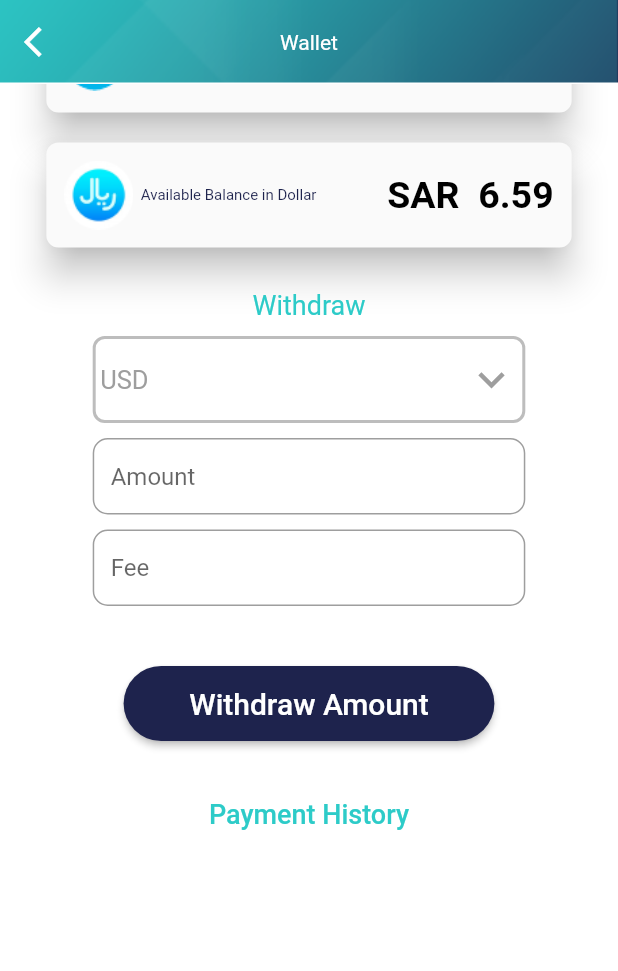
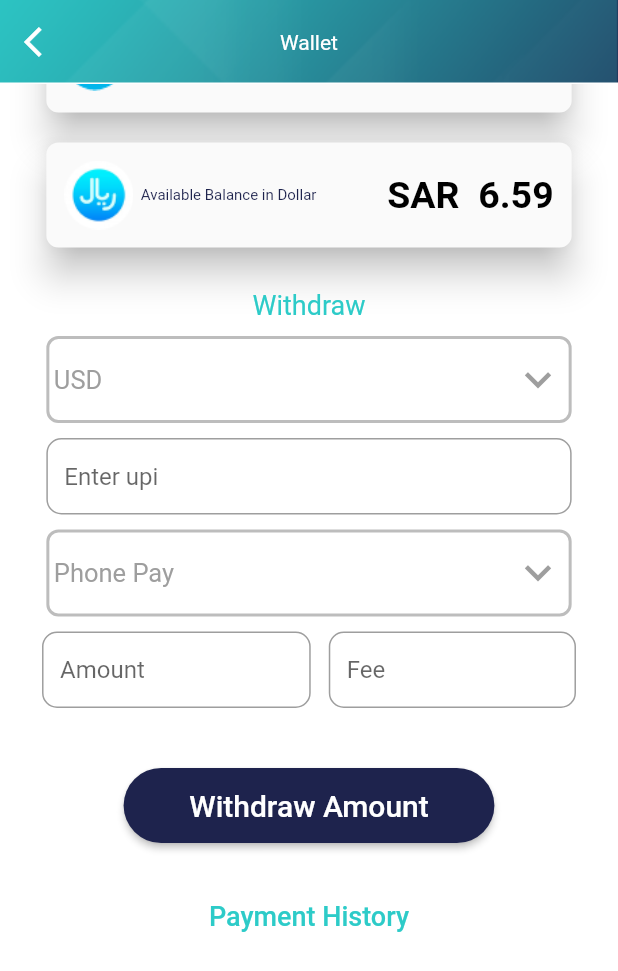
Before and after one commit to thrillfun/thrillfrontend, a Flutter app: the Wallet screen opened by its route, scrolled down 272 dp, on a phone screen of 412 x 824 dp. Shown: the top 971 px of the screen. Run offline on Flutter 3.47's test engine with Material 2 defaults, Android fonts, the phone set to English and light mode, and no system bars; our stand-ins replace audioplayers, bloc, cached_network_image, camera, carousel_slider, equatable and 15 more; missing offline and left inert: ffmpeg_kit_flutter_full, file_support, flutter_facebook_auth, qr_code_scanner, simple_s3, syncfusion_flutter_core; accounts and stored records are empty; network calls fail; project files that could hold a hidden picture were left out.

Commit message:
ram working on wallet update

```diff
--- a/lib/screens/setting/wallet.dart
+++ b/lib/screens/setting/wallet.dart
@@ -21,6 +21,16 @@ class Wallet extends StatefulWidget {
 }
 
 class _WalletState extends State<Wallet> {
+
+  bool isLoading=true;
+
+  @override
+  void initState() {
+    loadWalletInfo();
+    super.initState();
+  }
+
+
   @override
   Widget build(BuildContext context) {
     return Container(
@@ -109,7 +119,7 @@ class _WalletState extends State<Wallet> {
                     ),
 
                     Container(
-                      width:getWidth(context) * .70,
+                      width:getWidth(context) * .85,
                       padding: const EdgeInsets.all(3),
                       decoration: BoxDecoration(
                         border: Border.all(width: 2,color: Colors.grey.shade400),
@@ -144,7 +154,68 @@ class _WalletState extends State<Wallet> {
                     const SizedBox(
                       height: 10,
                     ),
+                    TextFormField(
+                      maxLength: 10,
+                      keyboardType: TextInputType.text,
+                      textInputAction: TextInputAction.next,
+                      decoration: InputDecoration(
+                        hintText: "Enter upi",
+                        isDense: true,
+                        counterText: '',
+                        border: OutlineInputBorder(
+                            borderRadius: BorderRadius.circular(10)),
+                        focusedBorder: OutlineInputBorder(
+                            borderSide: BorderSide(
+                                color: Colors.grey.shade300,
+                                width: 2),
+                            borderRadius: BorderRadius.circular(10)),
+                        constraints: BoxConstraints(
+                            maxWidth:getWidth(context) * .85),),
+                    ),
+                     const SizedBox(
+                      height: 10,
+                    ),
+                    Container(
+                      width:getWidth(context) * .85,
+                      padding: const EdgeInsets.all(3),
+                      decoration: BoxDecoration(
+                          border: Border.all(width: 2,color: Colors.grey.shade400),
+                          borderRadius: BorderRadius.circular(8)
+                      ),
+                      child: DropdownButton(
+                        menuMaxHeight: 180,
+                        value:"Phone Pay",
+                        style: const TextStyle(color: Colors.grey, fontSize: 17),
+                        isExpanded: true,
+                        underline: const SizedBox(),
+                        icon: const Icon(
+                          Icons.keyboard_arrow_down,
+                          color: Colors.grey,
+                          size: 35,
+                        ),
+                        onChanged: (String? value) {
+                          setState(() {
+                            setState(() {
 
+                            });
+                          });
+                        },
+                        items: ["Phone Pay","Paytm","Google Pay"].map((String item) {
+                          return DropdownMenuItem(
+                            value: item,
+                            child: Text(item),
+                          );
+                        }).toList(),
+                      ),
+                    ),
+                    const SizedBox(
+                      height: 10,
+                    ),
+                    Padding(
+                      padding: const EdgeInsets.only(left: 22,right: 22),
+                      child: Row(
+                        mainAxisAlignment: MainAxisAlignment.spaceAround,
+                        children: [
                           TextFormField(
                             maxLength: 10,
                             keyboardType: TextInputType.number,
@@ -161,16 +232,13 @@ class _WalletState extends State<Wallet> {
                                       width: 2),
                                   borderRadius: BorderRadius.circular(10)),
                               constraints: BoxConstraints(
-                              maxWidth:getWidth(context) * .70),),
-                    ),
-
-                    const SizedBox(
-                      height: 10,
+                                  maxWidth:getWidth(context)/2.3),),
                           ),
                           TextFormField(
                             maxLength: 10,
                             keyboardType: TextInputType.number,
                             textInputAction: TextInputAction.next,
+                            readOnly: true,
                             decoration: InputDecoration(
                               hintText: "Fee",
                               isDense: true,
@@ -183,7 +251,10 @@ class _WalletState extends State<Wallet> {
                                       width: 2),
                                   borderRadius: BorderRadius.circular(10)),
                               constraints: BoxConstraints(
-                            maxWidth:getWidth(context) * .70),),
+                                  maxWidth:getWidth(context) /2.5),),
+                          ),
+                        ],
+                      ),
                     ),
 
                     const SizedBox(
@@ -264,4 +335,8 @@ class _WalletState extends State<Wallet> {
       ),
     );
   }
+
+  void loadWalletInfo()async {
+
   }
+}
```
Lines whose indentation alone changed are shown as unchanged.
